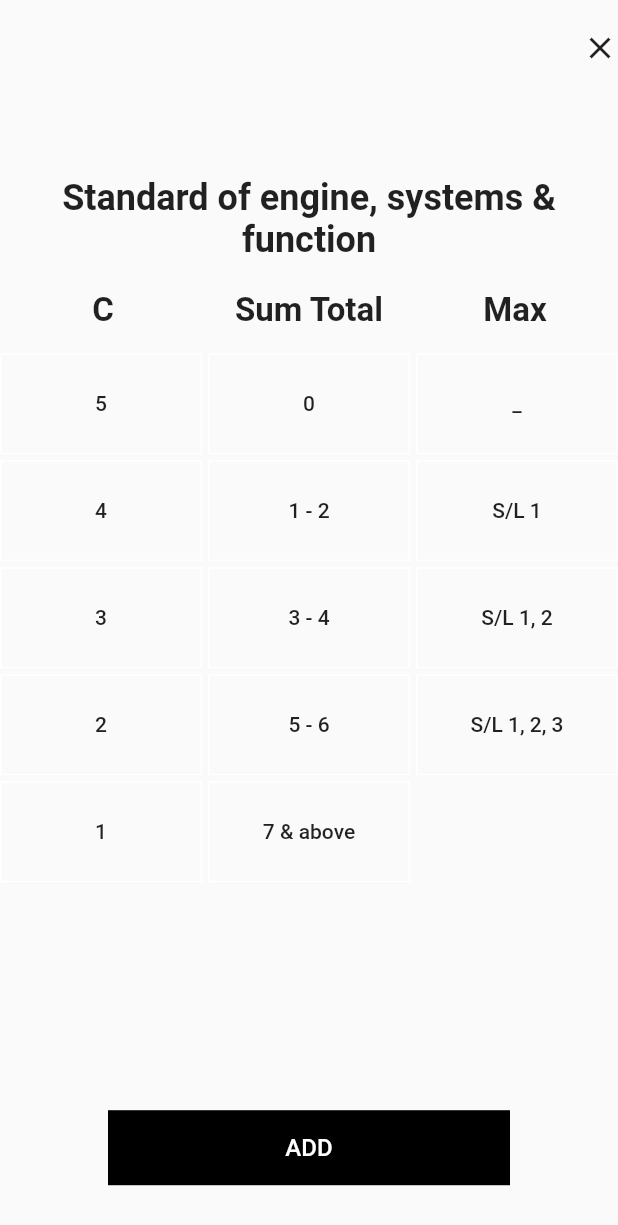
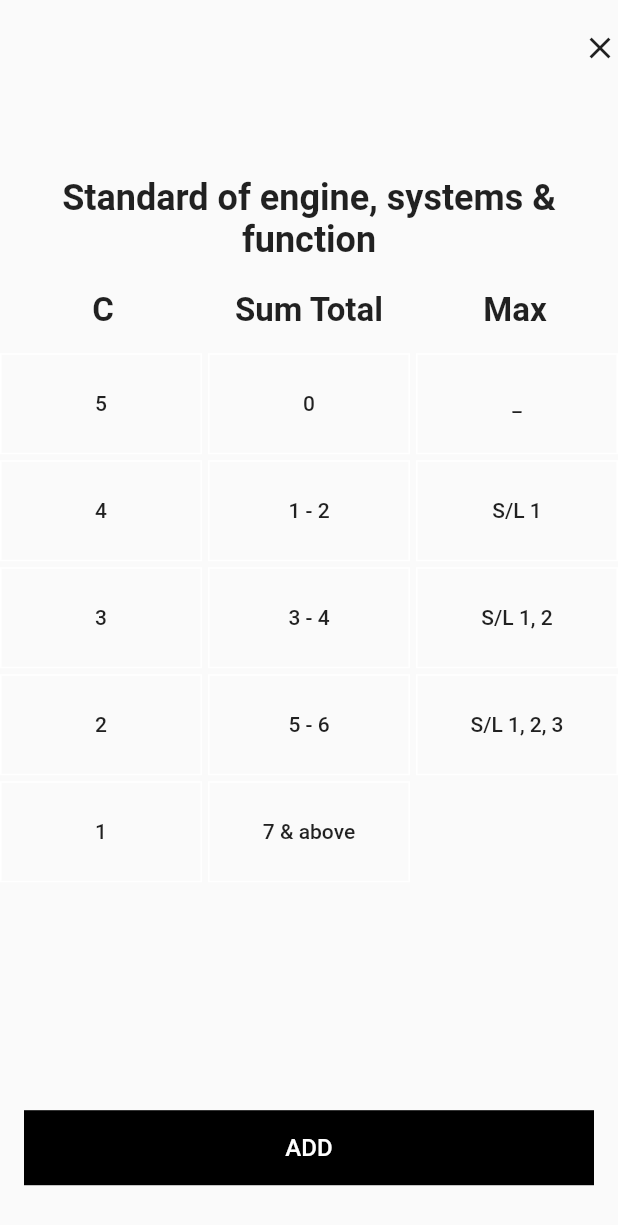
Before and after one commit to MonsterPTN/helloFlutter, a Flutter app: the screen it shows after launch, after a tap on "DemoWidget", on a phone screen of 412 x 824 dp. Shown: the top 1225 px of the screen. Run offline on Flutter 3.47's test engine with Material 2 defaults, Android fonts, the phone set to English and light mode, and no system bars; our stand-ins replace image_picker; network calls fail.

Commit message:
Comit 9/8

```diff
--- a/lib/Widget/button_add_widget.dart
+++ b/lib/Widget/button_add_widget.dart
@@ -2,18 +2,19 @@ import 'package:flutter/material.dart';
 
 class ButtonAdd extends StatelessWidget {
   final String text;
+  final Color? color;
   final Function() onPressed1;
-  const ButtonAdd({Key? key, required this.onPressed1, required this.text})
+  const ButtonAdd(
+      {Key? key, required this.onPressed1, required this.text, this.color})
       : super(key: key);
 
   @override
   Widget build(BuildContext context) {
     return SizedBox(
-      width: 300,
       child: MaterialButton(
         onPressed: onPressed1,
         child: Container(
-          color: Colors.black,
+          color: color ?? Colors.black,
           alignment: Alignment.center,
           height: 50,
           width: MediaQuery.of(context).size.width,
--- a/lib/Widget/divider.dart
+++ b/lib/Widget/divider.dart
@@ -7,7 +7,7 @@ class DeviderWidget extends StatelessWidget {
   Widget build(BuildContext context) {
     return const Divider(
       color: Colors.grey,
-      height: 2,
+      height: 3,
     );
   }
 }
--- a/lib/Widget/text_field_widget.dart
+++ b/lib/Widget/text_field_widget.dart
@@ -1,31 +1,15 @@
 import 'package:flutter/material.dart';
 
 class TextFieldWidget extends StatelessWidget {
-  final String text;
   final String textInput;
-  const TextFieldWidget({Key? key, required this.text, required this.textInput})
-      : super(key: key);
+  const TextFieldWidget({Key? key, required this.textInput}) : super(key: key);
 
   @override
   Widget build(BuildContext context) {
-    return Column(
-      children: [
-        Container(
-          alignment: Alignment.topLeft,
-          child: Text(
-            text,
-            style: const TextStyle(fontWeight: FontWeight.bold, fontSize: 16),
-          ),
-        ),
-        TextField(
-          decoration: InputDecoration(
-            hintText: textInput,
-          ),
-        ),
-        const SizedBox(
-          height: 30,
-        )
-      ],
+    return TextField(
+      decoration: InputDecoration(
+        hintText: textInput,
+      ),
     );
   }
 }
--- a/lib/modules/LoginScreen/login_screen.dart
+++ b/lib/modules/LoginScreen/login_screen.dart
@@ -1,7 +1,9 @@
 import 'package:flutter/material.dart';
 import 'package:ui/Widget/text_field_widget.dart';
+import 'package:ui/modules/NewAppraisal/new_appraisal.dart';
 
 import 'package:ui/similar_models.dart';
+import 'package:ui/themes/style_text.dart';
 
 import '../../Widget/button_add_widget.dart';
 import '../../Widget/button_navigation.dart';
@@ -26,16 +28,33 @@ class _LoginScreenState extends State<LoginScreen> {
           mainAxisAlignment: MainAxisAlignment.center,
           children: [
             _widgetTextSignIn(text: 'Sign In'),
-            const TextFieldWidget(text: 'Email', textInput: 'Your email here'),
-            const TextFieldWidget(
-                text: 'Password', textInput: 'Your password here'),
+            Row(
+              children: const [
+                Text(
+                  'Email',
+                  style: StylesText.mediumBoldText,
+                ),
+              ],
+            ),
+            const TextFieldWidget(textInput: 'Your email here'),
+            Row(
+              children: const [
+                Text(
+                  'Password',
+                  style: StylesText.mediumBoldText,
+                ),
+              ],
+            ),
+            const TextFieldWidget(textInput: 'Your password here'),
             _textForgotPass(text: 'Forgot password'),
             const SizedBox(
               height: 16,
             ),
             Row(
               children: [
-                ButtonAdd(
+                Expanded(
+                  flex: 9,
+                  child: ButtonAdd(
                     text: 'Sign in',
                     onPressed1: () {
                       Navigator.push(
@@ -45,9 +64,15 @@ class _LoginScreenState extends State<LoginScreen> {
                                   const BottomNavigatorScreen()));
                     },
                   ),
-                const Icon(Icons.face)
+                ),
+                const Expanded(
+                  flex: 1,
+                  child: Icon(Icons.face),
+                ),
               ],
             ),
+            Wrap(
+              children: [
                 ButtonNavigation(
                   text: 'SimilarModels',
                   onPressed: () {
@@ -73,9 +98,22 @@ class _LoginScreenState extends State<LoginScreen> {
                   onPressed: () {
                     Navigator.push(
                       context,
-                  MaterialPageRoute(builder: (context) => const DemoWidget()),
+                      MaterialPageRoute(
+                          builder: (context) => const DemoWidget()),
                     );
                   },
+                ),
+                ButtonNavigation(
+                  text: 'new appraisal',
+                  onPressed: () {
+                    Navigator.push(
+                      context,
+                      MaterialPageRoute(
+                          builder: (context) => const NewAppraisalScreen()),
+                    );
+                  },
+                ),
+              ],
             ),
           ],
         ),
```
Also changed, not shown: lib/Widget/dropdown_button_widget.dart (added, +48 -0 lines), lib/Widget/text_field_number_widget.dart (added, +21 -0 lines), lib/Widget/text_field_prefix.dart (added, +31 -0 lines), lib/modules/ListViewScreen/listview_screen.dart (+13 -20 lines), lib/modules/NewAppraisal/new_appraisal.dart (added, +156 -0 lines), lib/themes/style_text.dart (added, +19 -0 lines). Lines whose indentation alone changed are shown as unchanged.
